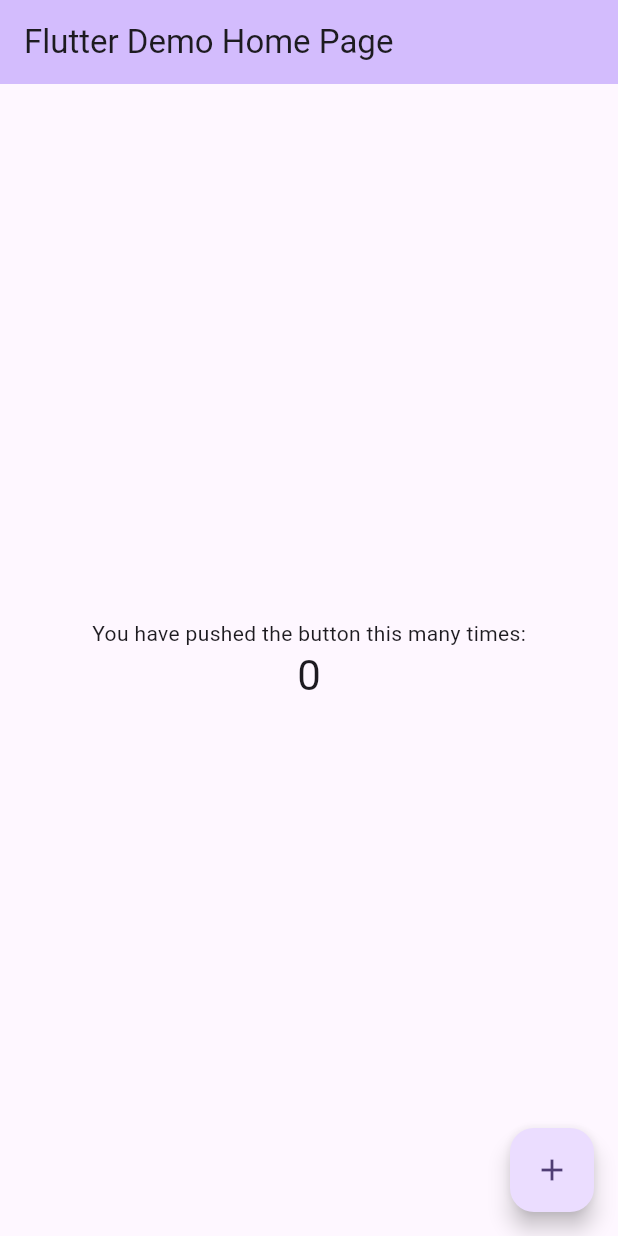
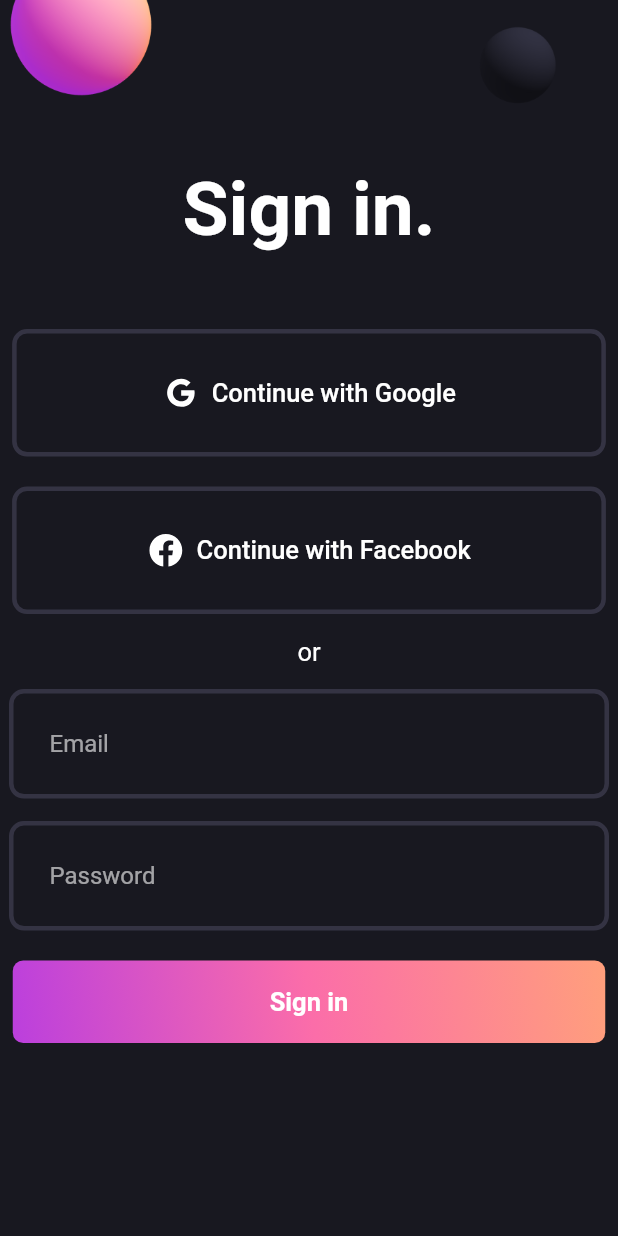
Before and after one commit to JosephDoUrden/ResponsiveModernLoginUI, a Flutter app: the screen it shows after launch, on a phone screen of 412 x 824 dp. Run offline on Flutter 3.47's test engine with Material 2 defaults, Android fonts, the phone set to English and light mode, and no system bars; our stand-ins replace flutter_svg.

Commit message:
Responsive Login UI

```diff
--- /dev/null
+++ b/lib/constants/paths.dart
@@ -0,0 +1,5 @@
+class AssetPaths {
+  final String imagePath = 'assets/images/signin_balls.png';
+  final String gSvgPath = 'assets/svgs/g_logo.svg';
+  final String fSvgPath = 'assets/svgs/f_logo.svg';
+}
--- /dev/null
+++ b/lib/constants/project_text.dart
@@ -0,0 +1,5 @@
+class ProjectText {
+  final String signInText = 'Sign in.';
+  final String contWithGoogle = 'Continue with Google';
+  final String contWithFacebook = 'Continue with Facebook';
+}
--- /dev/null
+++ b/lib/login_screen.dart
@@ -0,0 +1,56 @@
+import 'package:flutter/material.dart';
+import 'package:responsive_modern_login_ui/constants/paths.dart';
+import 'package:responsive_modern_login_ui/constants/project_text.dart';
+import 'package:responsive_modern_login_ui/widgets/gradient_button.dart';
+import 'package:responsive_modern_login_ui/widgets/login_field.dart';
+import 'package:responsive_modern_login_ui/widgets/social_button.dart';
+
+class LoginScreen extends StatelessWidget {
+  const LoginScreen({super.key});
+
+  @override
+  Widget build(BuildContext context) {
+    return Scaffold(
+      body: SingleChildScrollView(
+        child: Center(
+          child: Column(
+            children: [
+              Image.asset(AssetPaths().imagePath),
+              Text(
+                ProjectText().signInText,
+                style: const TextStyle(
+                  fontWeight: FontWeight.bold,
+                  fontSize: 50,
+                ),
+              ),
+              const SizedBox(height: 50),
+              SocialButton(
+                iconPath: AssetPaths().gSvgPath,
+                label: ProjectText().contWithGoogle,
+                onPressed: () {},
+              ),
+              const SizedBox(height: 20),
+              SocialButton(
+                iconPath: AssetPaths().fSvgPath,
+                label: ProjectText().contWithFacebook,
+                horizontalPadding: 90.0,
+                onPressed: () {},
+              ),
+              const SizedBox(height: 15),
+              const Text(
+                'or',
+                style: TextStyle(fontSize: 17),
+              ),
+              const SizedBox(height: 15),
+              LoginFiled(hintText: 'Email'),
+              const SizedBox(height: 15),
+              LoginFiled(hintText: 'Password'),
+              const SizedBox(height: 20),
+              GradientButton(),
+            ],
+          ),
+        ),
+      ),
+    );
+  }
+}
--- a/lib/main.dart
+++ b/lib/main.dart
@@ -1,4 +1,6 @@
 import 'package:flutter/material.dart';
+import 'package:responsive_modern_login_ui/login_screen.dart';
+import 'package:responsive_modern_login_ui/pallete.dart';
 
 void main() {
   runApp(const MyApp());
@@ -12,114 +14,11 @@ class MyApp extends StatelessWidget {
   Widget build(BuildContext context) {
     return MaterialApp(
       title: 'Flutter Demo',
-      theme: ThemeData(
-        // This is the theme of your application.
-        //
-        // TRY THIS: Try running your application with "flutter run". You'll see
-        // the application has a blue toolbar. Then, without quitting the app,
-        // try changing the seedColor in the colorScheme below to Colors.green
-        // and then invoke "hot reload" (save your changes or press the "hot
-        // reload" button in a Flutter-supported IDE, or press "r" if you used
-        // the command line to start the app).
-        //
-        // Notice that the counter didn't reset back to zero; the application
-        // state is not lost during the reload. To reset the state, use hot
-        // restart instead.
-        //
-        // This works for code too, not just values: Most code changes can be
-        // tested with just a hot reload.
-        colorScheme: ColorScheme.fromSeed(seedColor: Colors.deepPurple),
-        useMaterial3: true,
+      debugShowCheckedModeBanner: false,
+      theme: ThemeData.dark().copyWith(
+        scaffoldBackgroundColor: Pallete.backgroundColor,
       ),
-      home: const MyHomePage(title: 'Flutter Demo Home Page'),
+      home: const LoginScreen(),
     );
   }
 }
-
-class MyHomePage extends StatefulWidget {
-  const MyHomePage({super.key, required this.title});
-
-  // This widget is the home page of your application. It is stateful, meaning
-  // that it has a State object (defined below) that contains fields that affect
-  // how it looks.
-
-  // This class is the configuration for the state. It holds the values (in this
-  // case the title) provided by the parent (in this case the App widget) and
-  // used by the build method of the State. Fields in a Widget subclass are
-  // always marked "final".
-
-  final String title;
-
-  @override
-  State<MyHomePage> createState() => _MyHomePageState();
-}
-
-class _MyHomePageState extends State<MyHomePage> {
-  int _counter = 0;
-
-  void _incrementCounter() {
-    setState(() {
-      // This call to setState tells the Flutter framework that something has
-      // changed in this State, which causes it to rerun the build method below
-      // so that the display can reflect the updated values. If we changed
-      // _counter without calling setState(), then the build method would not be
-      // called again, and so nothing would appear to happen.
-      _counter++;
-    });
-  }
-
-  @override
-  Widget build(BuildContext context) {
-    // This method is rerun every time setState is called, for instance as done
-    // by the _incrementCounter method above.
-    //
-    // The Flutter framework has been optimized to make rerunning build methods
-    // fast, so that you can just rebuild anything that needs updating rather
-    // than having to individually change instances of widgets.
-    return Scaffold(
-      appBar: AppBar(
-        // TRY THIS: Try changing the color here to a specific color (to
-        // Colors.amber, perhaps?) and trigger a hot reload to see the AppBar
-        // change color while the other colors stay the same.
-        backgroundColor: Theme.of(context).colorScheme.inversePrimary,
-        // Here we take the value from the MyHomePage object that was created by
-        // the App.build method, and use it to set our appbar title.
-        title: Text(widget.title),
-      ),
-      body: Center(
-        // Center is a layout widget. It takes a single child and positions it
-        // in the middle of the parent.
-        child: Column(
-          // Column is also a layout widget. It takes a list of children and
-          // arranges them vertically. By default, it sizes itself to fit its
-          // children horizontally, and tries to be as tall as its parent.
-          //
-          // Column has various properties to control how it sizes itself and
-          // how it positions its children. Here we use mainAxisAlignment to
-          // center the children vertically; the main axis here is the vertical
-          // axis because Columns are vertical (the cross axis would be
-          // horizontal).
-          //
-          // TRY THIS: Invoke "debug painting" (choose the "Toggle Debug Paint"
-          // action in the IDE, or press "p" in the console), to see the
-          // wireframe for each widget.
-          mainAxisAlignment: MainAxisAlignment.center,
-          children: <Widget>[
-            const Text(
-              'You have pushed the button this many times:',
-            ),
-            Text(
-              '$_counter',
-              style: Theme.of(context).textTheme.headlineMedium,
-            ),
-          ],
-        ),
-      ),
-      floatingActionButton: FloatingActionButton(
-        onPressed: _incrementCounter,
-        tooltip: 'Increment',
-        child: const Icon(Icons.add),
-      ), // This trailing comma makes auto-formatting nicer for build methods.
-    );
-  }
-}
--- /dev/null
+++ b/lib/pallete.dart
@@ -0,0 +1,10 @@
+import 'package:flutter/material.dart';
+
+class Pallete {
+  static const Color backgroundColor = Color.fromRGBO(24, 24, 32, 1);
+  static const Color gradient1 = Color.fromRGBO(187, 63, 221, 1);
+  static const Color gradient2 = Color.fromRGBO(251, 109, 169, 1);
+  static const Color gradient3 = Color.fromRGBO(255, 159, 124, 1);
+  static const Color borderColor = Color.fromRGBO(52, 51, 67, 1);
+  static const Color whiteColor = Colors.white;
+}
--- /dev/null
+++ b/lib/widgets/gradient_button.dart
@@ -0,0 +1,38 @@
+import 'package:flutter/material.dart';
+import 'package:responsive_modern_login_ui/pallete.dart';
+
+class GradientButton extends StatelessWidget {
+  const GradientButton({super.key});
+
+  @override
+  Widget build(BuildContext context) {
+    return Container(
+      decoration: BoxDecoration(
+          gradient: const LinearGradient(
+            colors: [
+              Pallete.gradient1,
+              Pallete.gradient2,
+              Pallete.gradient3,
+            ],
+            begin: Alignment.bottomLeft,
+            end: Alignment.topRight,
+          ),
+          borderRadius: BorderRadius.circular(7)),
+      child: ElevatedButton(
+        onPressed: () {},
+        style: ElevatedButton.styleFrom(
+          fixedSize: const Size(395, 55),
+          backgroundColor: Colors.transparent,
+          shadowColor: Colors.transparent,
+        ),
+        child: const Text(
+          'Sign in',
+          style: TextStyle(
+            fontWeight: FontWeight.w600,
+            fontSize: 17,
+          ),
+        ),
+      ),
+    );
+  }
+}
--- /dev/null
+++ b/lib/widgets/login_field.dart
@@ -0,0 +1,37 @@
+import 'package:flutter/material.dart';
+import 'package:responsive_modern_login_ui/pallete.dart';
+
+class LoginFiled extends StatelessWidget {
+  const LoginFiled({super.key, required this.hintText});
+
+  final String hintText;
+
+  @override
+  Widget build(BuildContext context) {
+    return ConstrainedBox(
+      constraints: const BoxConstraints(
+        maxWidth: 400,
+      ),
+      child: TextFormField(
+        decoration: InputDecoration(
+          contentPadding: const EdgeInsets.all(27),
+          enabledBorder: OutlineInputBorder(
+            borderSide: const BorderSide(
+              color: Pallete.borderColor,
+              width: 3,
+            ),
+            borderRadius: BorderRadius.circular(10),
+          ),
+          focusedBorder: OutlineInputBorder(
+            borderSide: const BorderSide(
+              color: Pallete.gradient2,
+              width: 3,
+            ),
+            borderRadius: BorderRadius.circular(10),
+          ),
+          hintText: hintText,
+        ),
+      ),
+    );
+  }
+}
--- /dev/null
+++ b/lib/widgets/social_button.dart
@@ -0,0 +1,50 @@
+import 'package:flutter/material.dart';
+import 'package:flutter_svg/svg.dart';
+import 'package:responsive_modern_login_ui/pallete.dart';
+
+class SocialButton extends StatelessWidget {
+  final String iconPath;
+  final String label;
+  final labelFontSize = 17.0;
+  final horizontalPadding;
+  final verticalPadding = 30.0;
+  final VoidCallback onPressed;
+  const SocialButton(
+      {super.key,
+      required this.iconPath,
+      required this.label,
+      this.horizontalPadding = 100.0,
+      required this.onPressed});
+
+  @override
+  Widget build(BuildContext context) {
+    return TextButton.icon(
+      onPressed: onPressed,
+      icon: SvgPicture.asset(
+        iconPath,
+        width: 25,
+        color: Pallete.whiteColor,
+      ),
+      label: Text(
+        label,
+        style: TextStyle(
+          color: Pallete.whiteColor,
+          fontSize: labelFontSize,
+        ),
+      ),
+      style: TextButton.styleFrom(
+        padding: EdgeInsets.symmetric(
+          vertical: verticalPadding,
+          horizontal: horizontalPadding,
+        ),
+        shape: RoundedRectangleBorder(
+          side: BorderSide(
+            color: Pallete.borderColor,
+            width: 3,
+          ),
+          borderRadius: BorderRadius.circular(10),
+        ),
+      ),
+    );
+  }
+}
```
Also changed, not shown: pubspec.yaml (+6 -3 lines), assets/images/signin_balls.png (added), assets/svgs/f_logo.svg (added), assets/svgs/g_logo.svg (added), pubspec.lock.
